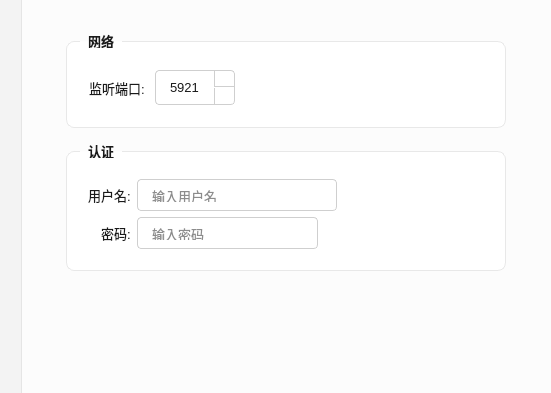
Old version of the form src/ui/settingsdialog.ui in the repository JiaYongChen/CrossRemoteDesktop; both pictures show x 149 to 700 and y 0 to 393 of the 700 by 500 pixel window.
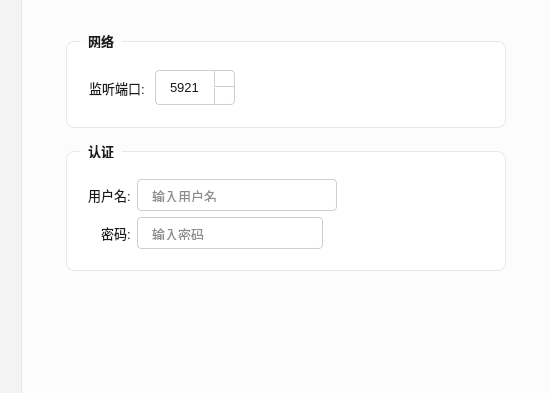
New version of the form. The open tabs and pages were chosen to show the change. Icons and pictures are not drawn.

Commit message: style: 密码框 186px + 按钮 14px = 200px，spacer 归零

The edit to the form file:
```diff
--- a/src/ui/settingsdialog.ui
+++ b/src/ui/settingsdialog.ui
@@ -713,7 +713,7 @@
                      <size><width>0</width><height>32</height></size>
                     </property>
                     <property name="maximumSize">
-                     <size><width>181</width><height>32</height></size>
+                     <size><width>186</width><height>32</height></size>
                     </property>
                     <property name="echoMode">
                      <enum>QLineEdit::Password</enum>
@@ -733,7 +733,7 @@
                     </property>
                     <property name="sizeHint" stdset="0">
                      <size>
-                      <width>5</width>
+                      <width>0</width>
                       <height>0</height>
                      </size>
                     </property>
```
The commit also changes 1 other file.
